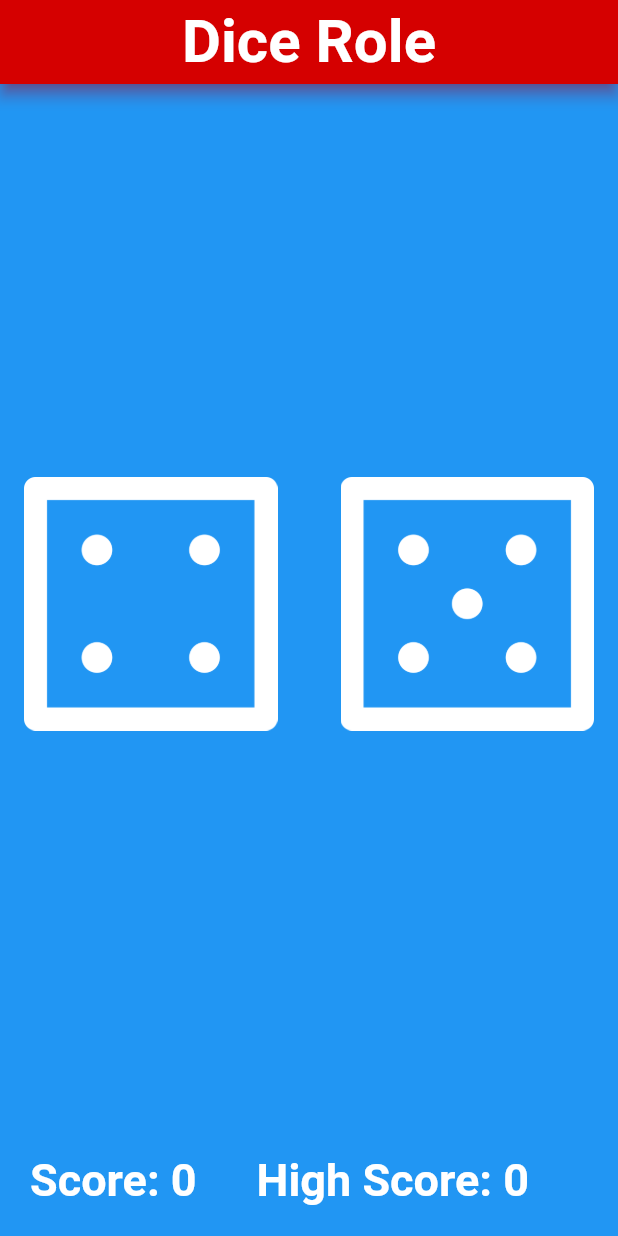
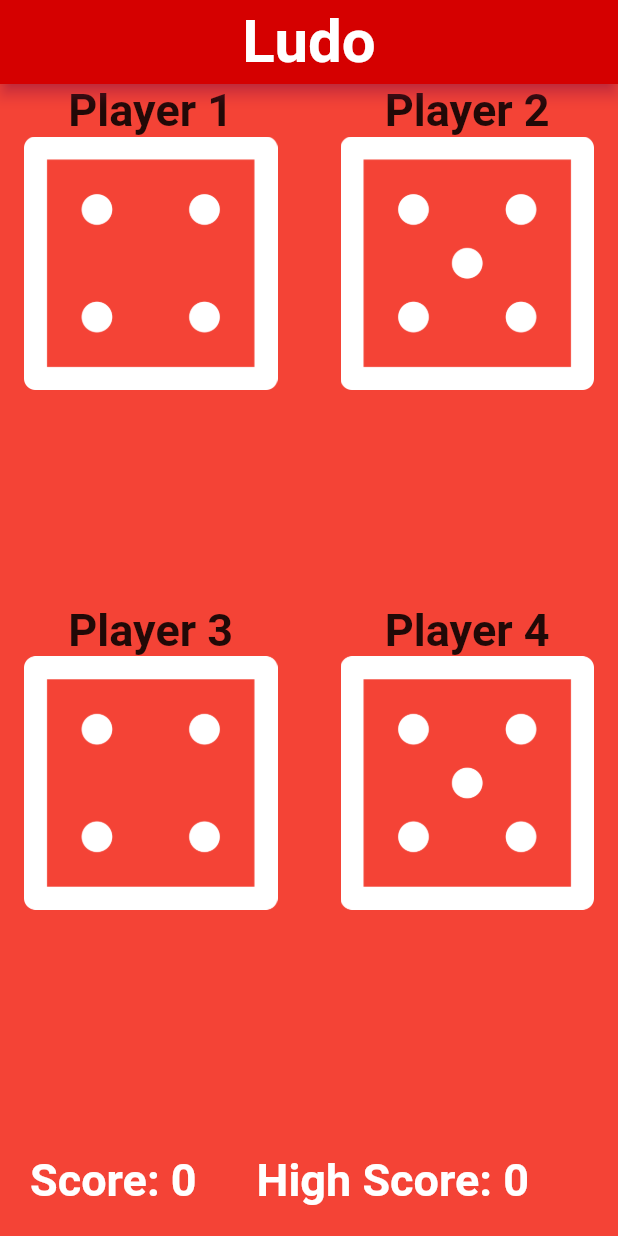
Before and after one commit to Alikhichi15/Dice_Rolloing_game, a Flutter app: the screen it shows after launch, on a phone screen of 412 x 824 dp. Run offline on Flutter 3.47's test engine with Material 2 defaults, Android fonts, the phone set to English and light mode, and no system bars.

Commit message:
Update main.dart

```diff
--- a/lib/main.dart
+++ b/lib/main.dart
@@ -1,10 +1,8 @@
-import 'dart:io';
-
+import 'dart:math';
 import 'package:flutter/cupertino.dart';
 import 'package:flutter/material.dart';
-import 'dart:math';
 
-import 'package:flutter/services.dart';
+
 
 void main() {
   runApp(MyApp());
@@ -17,13 +15,13 @@ class MyApp extends StatelessWidget {
       debugShowCheckedModeBanner: true,
       home: SafeArea(
         child: Scaffold(
-          backgroundColor: Colors.blue,
+          backgroundColor: Colors.red,
           appBar: AppBar(
             shadowColor: Colors.pink,
             backgroundColor: Colors.redAccent[700],
             centerTitle: true,
             title: Text(
-              'Dice Role',
+              'Ludo',
               style: TextStyle(
                 fontWeight: FontWeight.bold,
                 fontSize: 40,
@@ -131,8 +129,13 @@ class _DicepageState extends State<Dicepage> {
                       incrementCounter();
                       Diceface();
                     },
-                    child: Image(
-                      image: AssetImage('images/dice$leftdice.png'),
+                    child: Column(
+                      children: [
+                        Text('Player 1',style: TextStyle(fontSize: 30,fontWeight: FontWeight.bold),),
+                        Image(
+                          image: AssetImage('images/dice$leftdice.png'),
+                        ),
+                      ],
                     ),
                   ),
                 ),
@@ -146,8 +149,58 @@ class _DicepageState extends State<Dicepage> {
                       Diceface();
                       incrementCounter();
                     },
-                    child: Image(
-                      image: AssetImage('images/dice$rightdice.png'),
+                    child:
+                    Column(
+                      children: [
+                        Text('Player 2',style: TextStyle(fontSize: 30,fontWeight: FontWeight.bold),),
+                        Image(
+                          image: AssetImage('images/dice$rightdice.png'),
+                        ),
+                      ],
+                    ),
+                  ),
+                ),
+              ],
+            ),
+          ), Expanded(
+            child: Row(
+              children: [
+                Expanded(
+                  flex: 3,
+                  child: FlatButton(
+                    onPressed: () {
+                      incrementCounter();
+                      Diceface();
+                    },
+                    child: Column(
+                      children: [
+                        Text('Player 3',style: TextStyle(fontSize: 30,fontWeight: FontWeight.bold),),
+                        Image(
+                          image: AssetImage('images/dice$leftdice.png'),
+                        ),
+                      ],
+                    ),
+                  ),
+                ),
+                SizedBox(
+                  width: 10.0,
+                ),
+                Expanded(
+                  flex: 3,
+                  child: FlatButton(
+                    onPressed: () {
+                      Diceface();
+                      incrementCounter();
+                    },
+                    child: Column(
+                      children: [
+                        Text('Player 4',style: TextStyle(fontSize: 30,fontWeight: FontWeight.bold),),
+                        GestureDetector(onTap: (){},
+                          child: Image(
+                            image: AssetImage('images/dice$rightdice.png'),
+                          ),
+                        ),
+                      ],
                     ),
                   ),
                 ),
```
